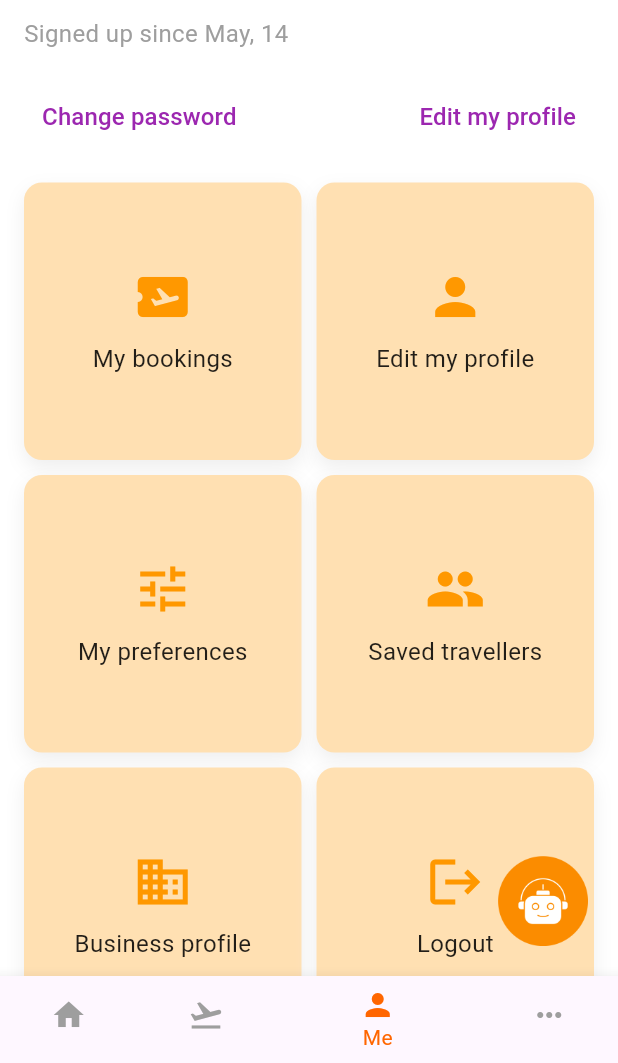
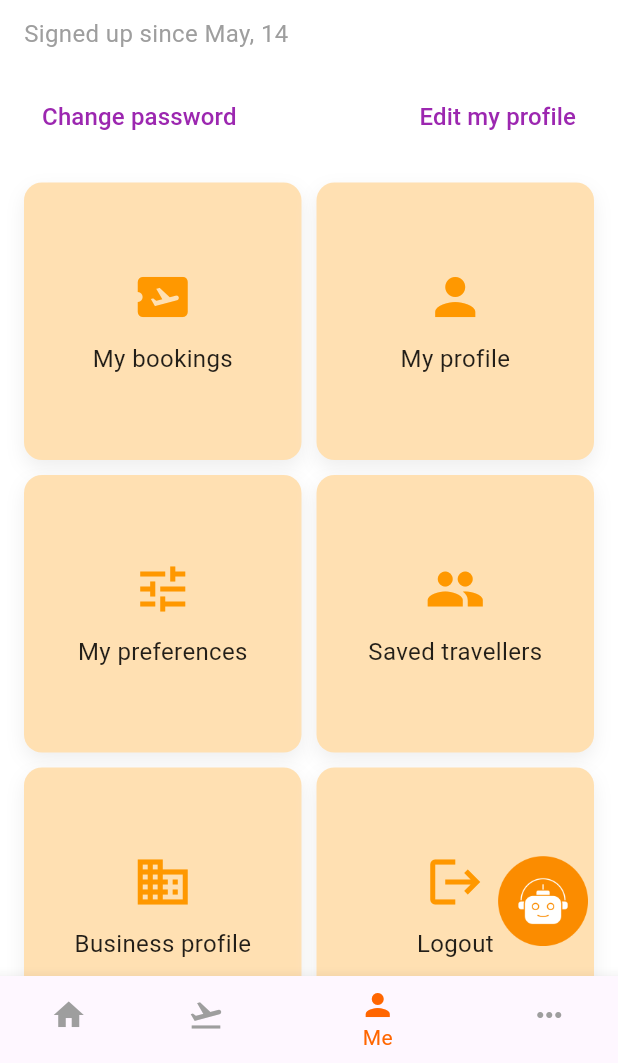
Before and after one commit to vamsikrishnaperuri/Akasa-air, a Flutter app: the screen it shows after launch, item 3 of the bottom bar chosen, on a phone screen of 412 x 824 dp, the part 173-1236 px from its top. Run offline on Flutter 3.47's test engine with Material 3 defaults, Android fonts, the phone set to English and light mode, and no system bars; our stand-ins replace lottie.

Commit message:
Edit profile

```diff
--- a/lib/main.dart
+++ b/lib/main.dart
@@ -2,6 +2,7 @@ import 'package:flutter/material.dart';
 import 'package:lottie/lottie.dart';
 import 'package:scheme/splash%20screen.dart';
 import 'EditProfile.dart';
+import 'Myprofile.dart';
 import 'chatbot.dart';  // Make sure to define this file properly
 import 'userprofile.dart';  // Make sure to define this file properly
 
@@ -217,9 +218,9 @@ class ProfilePage extends StatelessWidget {
       appBar: AppBar(
         backgroundColor: Colors.white,
         elevation: 0,
-        toolbarHeight: 60, // Adds height to AppBar for better alignment
-        automaticallyImplyLeading: false, // Remove default back button
-        title: Text(
+        toolbarHeight: 60,
+        automaticallyImplyLeading: false,
+        title: const Text(
           'Profile',
           style: TextStyle(
             fontSize: 28,
@@ -232,12 +233,12 @@ class ProfilePage extends StatelessWidget {
             padding: const EdgeInsets.only(right: 16.0, top: 8.0),
             child: GestureDetector(
               onTap: () {
-                // Add your action for profile click (like opening a profile edit screen)
+                // Action for profile click
               },
               child: CircleAvatar(
                 radius: 25,
                 backgroundImage: const AssetImage('lib/images/user_profilelogog.png'), // Profile image
-                backgroundColor: Colors.orange.shade100, // Fallback color
+                backgroundColor: Colors.orange.shade100,
               ),
             ),
           ),
@@ -249,25 +250,21 @@ class ProfilePage extends StatelessWidget {
           child: Column(
             crossAxisAlignment: CrossAxisAlignment.start,
             children: [
-              SizedBox(height: 10),
-              Text(
+              const SizedBox(height: 10),
+              const Text(
                 'Signed up since May, 14',
                 style: TextStyle(
                   fontSize: 16,
                   color: Colors.grey,
                 ),
               ),
-              SizedBox(height: 20),
-
+              const SizedBox(height: 20),
               Row(
                 mainAxisAlignment: MainAxisAlignment.spaceBetween,
                 children: [
                   customTextButton('Change password'),
-
-                  // Navigate to the Edit Profile Page when clicked
                   TextButton(
                     onPressed: () {
-                      // Navigate to EditProfilePage
                       Navigator.push(
                         context,
                         MaterialPageRoute(builder: (context) => EditProfilePage()),
@@ -280,28 +277,31 @@ class ProfilePage extends StatelessWidget {
                   ),
                 ],
               ),
-              SizedBox(height: 20),
-
+              const SizedBox(height: 20),
               GridView.count(
                 crossAxisCount: 2,
                 crossAxisSpacing: 10,
                 mainAxisSpacing: 10,
                 shrinkWrap: true,
-                physics: NeverScrollableScrollPhysics(),
+                physics: const NeverScrollableScrollPhysics(),
                 children: [
-                  profileOption(Icons.airplane_ticket, 'My bookings'),
-                  profileOption(Icons.person, 'Edit my profile'),
-                  profileOption(Icons.tune, 'My preferences'),
-                  profileOption(Icons.group, 'Saved travellers'),
-                  profileOption(Icons.business, 'Business profile'),
-                  profileOption(Icons.logout, 'Logout'),
+                  profileOption(Icons.airplane_ticket, 'My bookings', () {}),
+                  profileOption(Icons.person, 'My profile', () {
+                    Navigator.push(
+                      context,
+                      MaterialPageRoute(builder: (context) => MyProfilePage()),
+                    );
+                  }),
+                  profileOption(Icons.tune, 'My preferences', () {}),
+                  profileOption(Icons.group, 'Saved travellers', () {}),
+                  profileOption(Icons.business, 'Business profile', () {}),
+                  profileOption(Icons.logout, 'Logout', () {}),
                 ],
               ),
-              SizedBox(height: 20),
-
+              const SizedBox(height: 20),
               Divider(thickness: 1, color: Colors.grey.shade300),
-              SizedBox(height: 10),
-              Text(
+              const SizedBox(height: 10),
+              const Text(
                 'Follow us on social media',
                 style: TextStyle(
                   fontSize: 18,
@@ -309,7 +309,7 @@ class ProfilePage extends StatelessWidget {
                   color: Colors.black87,
                 ),
               ),
-              SizedBox(height: 10),
+              const SizedBox(height: 10),
               Row(
                 mainAxisAlignment: MainAxisAlignment.spaceEvenly,
                 children: [
@@ -321,7 +321,6 @@ class ProfilePage extends StatelessWidget {
                 ],
               ),
               SizedBox(height: 30),
-
               Divider(thickness: 1, color: Colors.grey.shade300),
               SizedBox(height: 10),
               Row(
@@ -357,8 +356,10 @@ class ProfilePage extends StatelessWidget {
     );
   }
 
-  Widget profileOption(IconData icon, String label) {
-    return Container(
+  Widget profileOption(IconData icon, String label, VoidCallback onTap) {
+    return GestureDetector(
+      onTap: onTap,
+      child: Container(
         decoration: BoxDecoration(
           color: Colors.orange.shade100,
           borderRadius: BorderRadius.circular(12),
@@ -380,6 +381,7 @@ class ProfilePage extends StatelessWidget {
               style: TextStyle(fontSize: 16, color: Colors.black87),
             ),
           ],
+        ),
       ),
     );
   }
```
Also changed, not shown: lib/Myprofile.dart (added, +53 -0 lines). Lines whose indentation alone changed are shown as unchanged.
